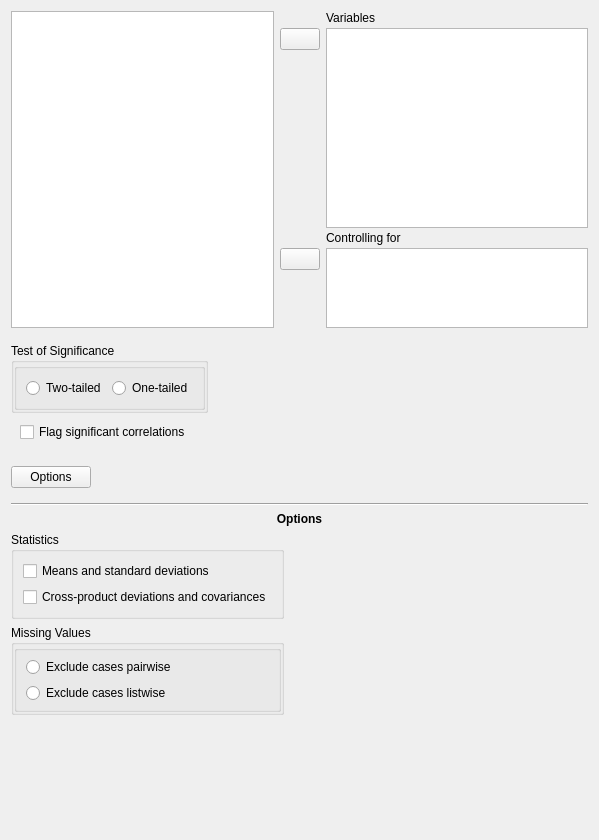
This is JASP-Desktop/analysisforms/correlationpartialform.ui in jasp-stats/jasp-desktop as Qt 5 draws it before an edit. The edited form follows.
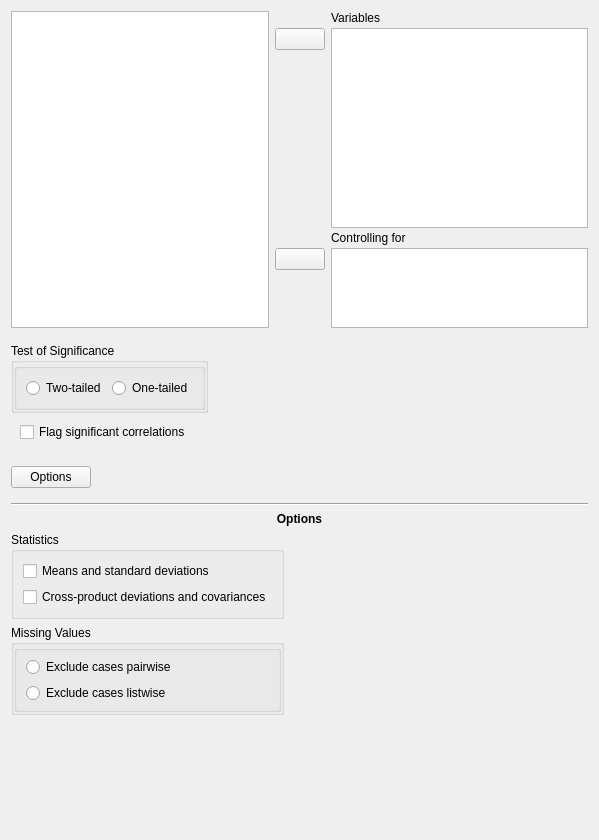
This is the edited form. Custom widgets are drawn as their Qt base class.

The edit to the form file:
```diff
--- a/JASP-Desktop/analysisforms/correlationpartialform.ui
+++ b/JASP-Desktop/analysisforms/correlationpartialform.ui
@@ -53,6 +53,18 @@
       </item>
       <item row="4" column="1">
        <widget class="AssignButton" name="buttonAssignControllingFor">
+        <property name="sizePolicy">
+         <sizepolicy hsizetype="Fixed" vsizetype="Fixed">
+          <horstretch>0</horstretch>
+          <verstretch>0</verstretch>
+         </sizepolicy>
+        </property>
+        <property name="minimumSize">
+         <size>
+          <width>50</width>
+          <height>0</height>
+         </size>
+        </property>
         <property name="maximumSize">
          <size>
           <width>50</width>
@@ -69,6 +81,18 @@
       </item>
       <item row="1" column="1">
        <widget class="AssignButton" name="buttonAssignVariables">
+        <property name="sizePolicy">
+         <sizepolicy hsizetype="Fixed" vsizetype="Fixed">
+          <horstretch>0</horstretch>
+          <verstretch>0</verstretch>
+         </sizepolicy>
+        </property>
+        <property name="minimumSize">
+         <size>
+          <width>50</width>
+          <height>0</height>
+         </size>
+        </property>
         <property name="maximumSize">
          <size>
           <width>50</width>
```
